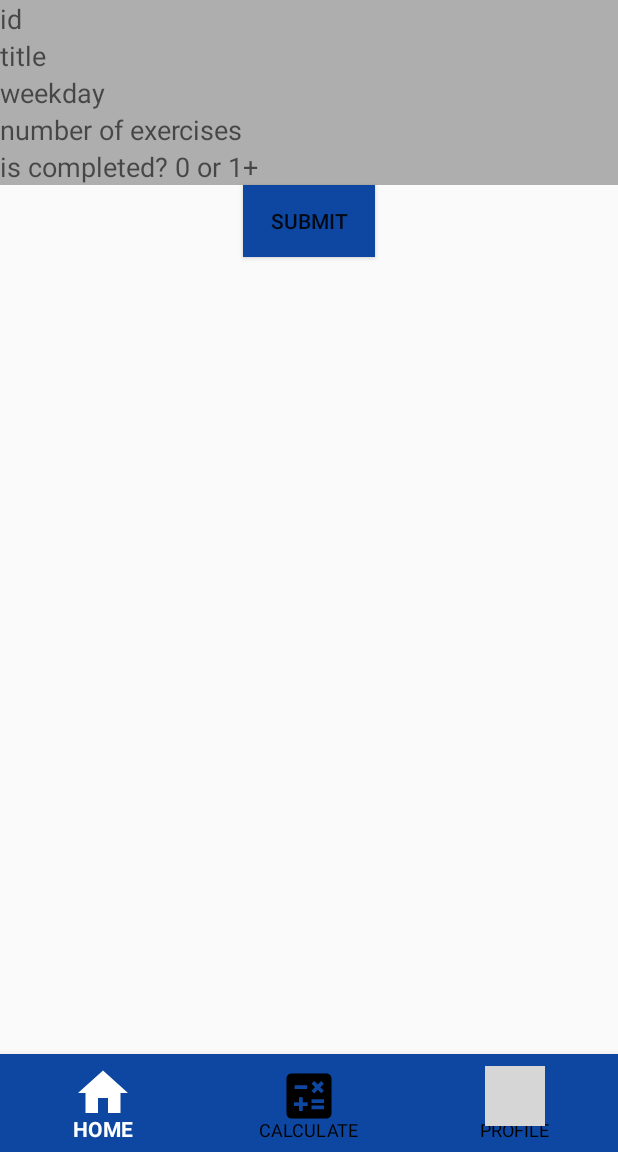
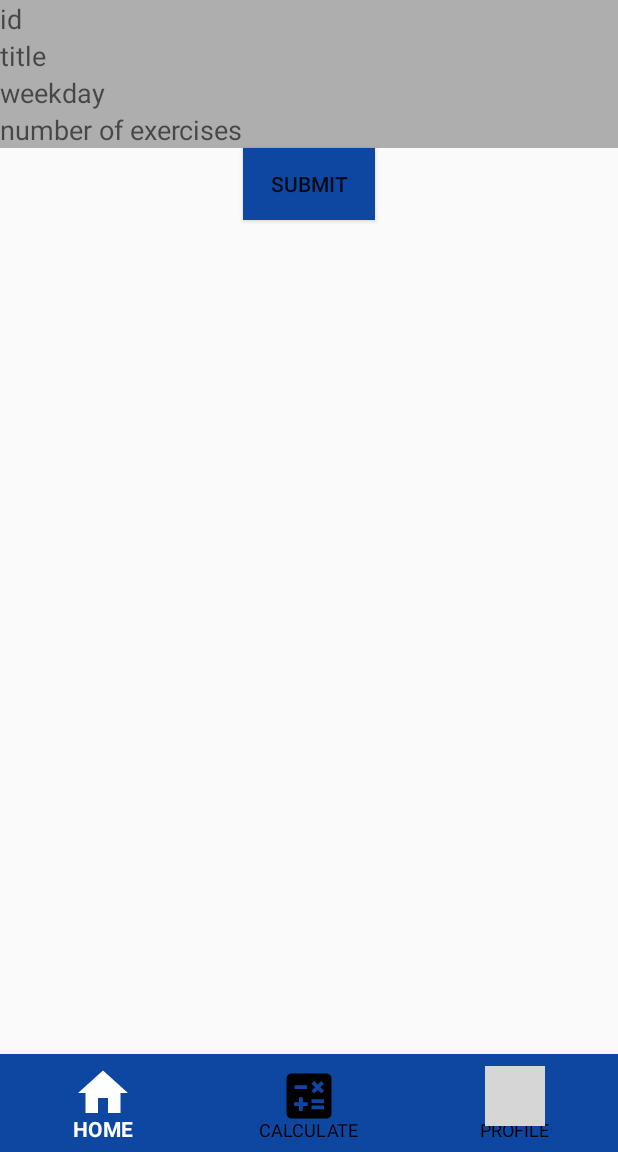
Before and after one commit to bauermateus/WorkoutPlanner, an Android app: the WorkoutCreationFragment screen opened through its navigation route, on a phone screen of 412 x 824 dp, the part 84-1236 px from its top. Run offline under Robolectric (Android 15) with nearby library versions, the phone set to English and light mode, and no system bars; our stand-ins replace Room's generated code, navigation-ui; grey boxes are pictures that could not be loaded.

Commit message:
DB_working_very_start

```diff
--- a/app/build.gradle
+++ b/app/build.gradle
@@ -2,6 +2,7 @@ plugins {
     id 'com.android.application'
     id 'kotlin-android'
     id 'org.jetbrains.kotlin.android'
+    id 'kotlin-kapt'
 }
 
 android {
@@ -45,8 +46,8 @@ dependencies {
     implementation 'androidx.navigation:navigation-fragment-ktx:2.5.3'
     implementation 'androidx.navigation:navigation-ui-ktx:2.5.3'
     implementation "de.hdodenhof:circleimageview:3.1.0"
-    implementation "androidx.room:room-runtime:2.5.0"
-    annotationProcessor("androidx.room:room-compiler:2.5.0")
+    implementation "androidx.room:room-ktx:2.5.0"
+    kapt "androidx.room:room-compiler:2.5.0"
 
 
     testImplementation 'androidx.test.ext:junit-ktx:1.1.5'
--- a/app/src/main/java/com/mbs/workoutplanner/MainViewModel.kt
+++ b/app/src/main/java/com/mbs/workoutplanner/MainViewModel.kt
@@ -5,6 +5,7 @@ import androidx.lifecycle.MutableLiveData
 import androidx.lifecycle.ViewModel
 import androidx.lifecycle.ViewModelProvider
 import androidx.lifecycle.viewModelScope
+import com.mbs.workoutplanner.dataBase.WorkoutEntity
 import com.mbs.workoutplanner.models.WorkoutModel
 import com.mbs.workoutplanner.repository.WorkoutRepository
 import kotlinx.coroutines.*
@@ -21,6 +22,11 @@ class MainViewModel(private val repository: WorkoutRepository) : ViewModel() {
             }
         }
     }
+    fun insertWorkout(workout: WorkoutEntity) {
+        viewModelScope.launch(Dispatchers.IO) {
+        repository.insertWorkout(workout)
+        }
+    }
 
     class Factory(private val repository: WorkoutRepository) : ViewModelProvider.Factory {
         override fun <T : ViewModel> create(modelClass: Class<T>): T {
--- a/app/src/main/java/com/mbs/workoutplanner/WorkoutCreationFragment.kt
+++ b/app/src/main/java/com/mbs/workoutplanner/WorkoutCreationFragment.kt
@@ -5,55 +5,51 @@ import androidx.fragment.app.Fragment
 import android.view.LayoutInflater
 import android.view.View
 import android.view.ViewGroup
+import androidx.fragment.app.activityViewModels
+import com.mbs.workoutplanner.dataBase.AppDataBase
+import com.mbs.workoutplanner.dataBase.WorkoutEntity
+import com.mbs.workoutplanner.databinding.FragmentWorkoutBinding
+import com.mbs.workoutplanner.databinding.FragmentWorkoutCreationBinding
+import com.mbs.workoutplanner.repository.WorkoutRepository
 
-// TODO: Rename parameter arguments, choose names that match
-// the fragment initialization parameters, e.g. ARG_ITEM_NUMBER
-private const val ARG_PARAM1 = "param1"
-private const val ARG_PARAM2 = "param2"
-
-/**
- * A simple [Fragment] subclass.
- * Use the [WorkoutCreationFragment.newInstance] factory method to
- * create an instance of this fragment.
- */
 class WorkoutCreationFragment : Fragment() {
-    // TODO: Rename and change types of parameters
-    private var param1: String? = null
-    private var param2: String? = null
-
+    private var _binding: FragmentWorkoutCreationBinding? = null
+    private val binding get() = _binding!!
+    private val viewModel: MainViewModel by activityViewModels {
+        MainViewModel.Factory(WorkoutRepository(AppDataBase.getInstance(requireContext())))
+    }
     override fun onCreate(savedInstanceState: Bundle?) {
         super.onCreate(savedInstanceState)
-        arguments?.let {
-            param1 = it.getString(ARG_PARAM1)
-            param2 = it.getString(ARG_PARAM2)
         }
-    }
 
     override fun onCreateView(
         inflater: LayoutInflater, container: ViewGroup?,
         savedInstanceState: Bundle?,
-    ): View? {
-        // Inflate the layout for this fragment
-        return inflater.inflate(R.layout.fragment_workout_creation, container, false)
+    ): View {
+        _binding = FragmentWorkoutCreationBinding.inflate(inflater, container, false)
+        return binding.root
     }
 
-    companion object {
-        /**
-         * Use this factory method to create a new instance of
-         * this fragment using the provided parameters.
-         *
-         * @param param1 Parameter 1.
-         * @param param2 Parameter 2.
-         * @return A new instance of fragment WorkoutCreationFragment.
-         */
-        // TODO: Rename and change types and number of parameters
-        @JvmStatic
-        fun newInstance(param1: String, param2: String) =
-            WorkoutCreationFragment().apply {
-                arguments = Bundle().apply {
-                    putString(ARG_PARAM1, param1)
-                    putString(ARG_PARAM2, param2)
-                }
-            }
+    override fun onViewCreated(view: View, savedInstanceState: Bundle?) {
+        super.onViewCreated(view, savedInstanceState)
+        handleSubmitButton()
+    }
+
+    override fun onDestroyView() {
+        super.onDestroyView()
+        _binding = null
+    }
+
+    //Lidar com o clique do botão de criar o treino.
+    private fun handleSubmitButton() {
+        binding.submitButton.setOnClickListener {
+            val workoutInput = WorkoutEntity(
+                id = binding.id.editableText.toString().toInt(),
+                title = binding.title.editableText.toString(),
+                weekDay = binding.weekday.editableText.toString(),
+                numberOfExercise = binding.numberOfExercises.editableText.toString().toInt()
+            )
+            viewModel.insertWorkout(workoutInput)
+        }
     }
 }
--- a/app/src/main/java/com/mbs/workoutplanner/dataBase/WorkoutDao.kt
+++ b/app/src/main/java/com/mbs/workoutplanner/dataBase/WorkoutDao.kt
@@ -10,5 +10,5 @@ interface WorkoutDao {
     suspend fun fetchAllWorkouts(): List<WorkoutEntity>
 
     @Insert
-    suspend fun insertWorkout(workoutItem: WorkoutModel)
+    suspend fun insertWorkout(workout: WorkoutEntity)
 }
--- a/app/src/main/java/com/mbs/workoutplanner/dataBase/WorkoutEntity.kt
+++ b/app/src/main/java/com/mbs/workoutplanner/dataBase/WorkoutEntity.kt
@@ -13,6 +13,4 @@ data class WorkoutEntity (
 
     val numberOfExercise: Int,
 
-    val isCompleted: Boolean
-
 )
--- a/app/src/main/java/com/mbs/workoutplanner/models/WorkoutModel.kt
+++ b/app/src/main/java/com/mbs/workoutplanner/models/WorkoutModel.kt
@@ -2,4 +2,4 @@ package com.mbs.workoutplanner.models
 
 data class WorkoutModel (
     val id: Int, val title: String, val weekDay: String,
-    val numberOfExercise: Int,  val isCompleted: Boolean)
+    val numberOfExercise: Int)
--- a/app/src/main/java/com/mbs/workoutplanner/repository/WorkoutInterface.kt
+++ b/app/src/main/java/com/mbs/workoutplanner/repository/WorkoutInterface.kt
@@ -1,8 +1,11 @@
 package com.mbs.workoutplanner.repository
 
+import com.mbs.workoutplanner.dataBase.WorkoutEntity
 import com.mbs.workoutplanner.models.WorkoutModel
 
 interface WorkoutInterface {
 
     suspend fun fetchWorkouts(): List<WorkoutModel>
+
+    suspend fun insertWorkout(workout: WorkoutEntity)
 }
--- a/app/src/main/java/com/mbs/workoutplanner/view/WorkoutFragment.kt
+++ b/app/src/main/java/com/mbs/workoutplanner/view/WorkoutFragment.kt
@@ -5,9 +5,14 @@ import android.view.LayoutInflater
 import android.view.View
 import android.view.ViewGroup
 import androidx.fragment.app.Fragment
+import androidx.fragment.app.FragmentController
+import androidx.fragment.app.FragmentManager
+import androidx.fragment.app.FragmentTransaction
 import androidx.fragment.app.activityViewModels
+import androidx.navigation.fragment.FragmentNavigator
 import androidx.navigation.fragment.findNavController
 import androidx.recyclerview.widget.LinearLayoutManager
+import com.google.android.material.bottomnavigation.BottomNavigationView
 import com.mbs.workoutplanner.HomeAdapter
 import com.mbs.workoutplanner.MainViewModel
 import com.mbs.workoutplanner.R
@@ -44,11 +49,12 @@ class WorkoutFragment : Fragment() {
         viewModel.workoutsList.observe(viewLifecycleOwner) {
             adapter.updateList(it)
         }
+        handleFab()
     }
 
     override fun onResume() {
         super.onResume()
-
+        viewModel.getAllWorkouts()
     }
 
     override fun onDestroyView() {
@@ -58,7 +64,7 @@ class WorkoutFragment : Fragment() {
 
     private fun handleFab() {
         binding.homeFab.setOnClickListener {
-            findNavController().navigate(R.id.action_workoutFragment_to_workoutCreationFragment)
+            TODO()
         }
     }
 }
--- a/app/src/main/res/layout/fragment_workout.xml
+++ b/app/src/main/res/layout/fragment_workout.xml
@@ -21,8 +21,11 @@
         app:layout_constraintBottom_toBottomOf="parent"
         app:layout_constraintEnd_toEndOf="parent"
         android:layout_margin="16dp"
+        android:elevation="10dp"
         android:backgroundTint="@color/dark_blue"
         android:src="@drawable/ic_baseline_add_24"
-        android:contentDescription="@string/home_fab_description" />
+        android:contentDescription="@string/home_fab_description"
+        android:clickable="true"
+        android:focusable="true" />
 
 </androidx.constraintlayout.widget.ConstraintLayout>
--- a/app/src/main/res/layout/fragment_workout_creation.xml
+++ b/app/src/main/res/layout/fragment_workout_creation.xml
@@ -36,14 +36,6 @@
         android:hint="number of exercises"
         android:inputType="number"
         />
-    <EditText
-        android:id="@+id/is_completed"
-        android:layout_width="match_parent"
-        android:layout_height="wrap_content"
-        android:background="@color/grey"
-        android:hint="is completed? 0 or 1+"
-        android:inputType="number"
-        />
     <Button
         android:id="@+id/submit_button"
         android:layout_width="wrap_content"
```
Also changed, not shown: app/src/main/java/com/mbs/workoutplanner/repository/WorkoutRepository.kt (+6 -2 lines).
